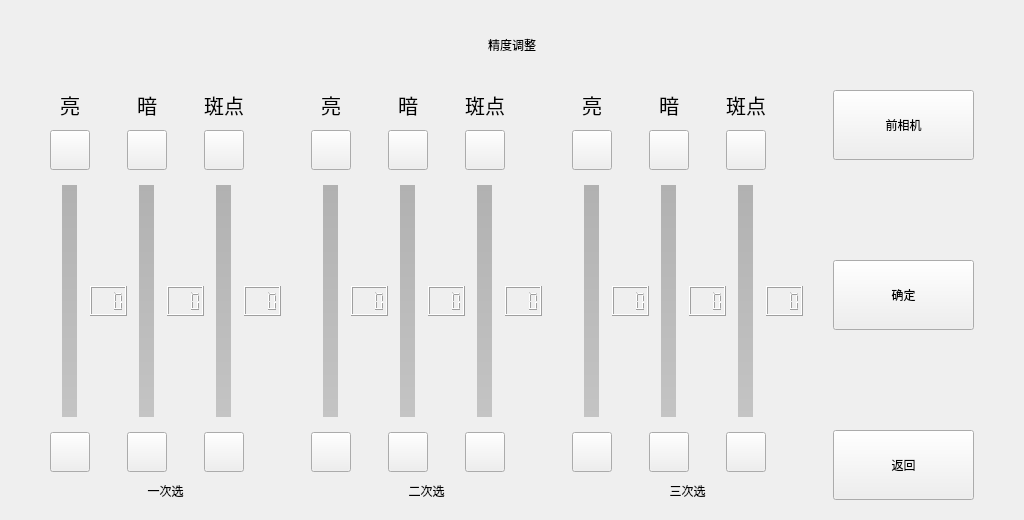
First picture: the form in forms/formaccuracyadjust.ui, repository zhoutl1106/pjt2, before the edit.
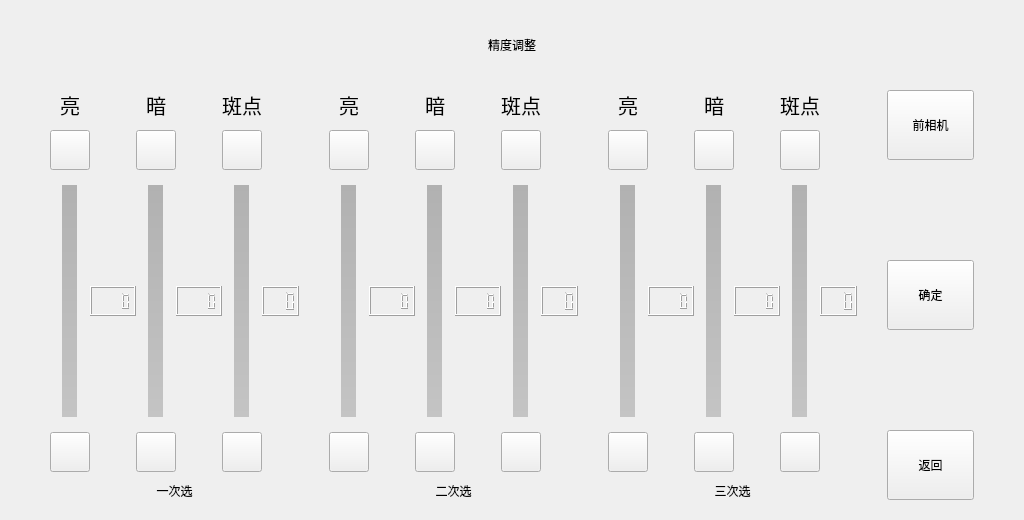
Second picture: the form after the edit. Icons and pictures are not drawn.

```diff
--- a/forms/formaccuracyadjust.ui
+++ b/forms/formaccuracyadjust.ui
@@ -91,8 +91,11 @@
      border-radius: 3px;
  }</string>
        </property>
+       <property name="minimum">
+        <number>-255</number>
+       </property>
        <property name="maximum">
-        <number>100</number>
+        <number>255</number>
        </property>
        <property name="orientation">
         <enum>Qt::Vertical</enum>
@@ -258,8 +261,11 @@
      border-radius: 3px;
  }</string>
        </property>
+       <property name="minimum">
+        <number>-5</number>
+       </property>
        <property name="maximum">
-        <number>100</number>
+        <number>5</number>
        </property>
        <property name="orientation">
         <enum>Qt::Vertical</enum>
@@ -352,7 +358,7 @@
         <bool>true</bool>
        </property>
        <property name="digitCount">
-        <number>3</number>
+        <number>4</number>
        </property>
        <property name="segmentStyle">
         <enum>QLCDNumber::Filled</enum>
@@ -377,7 +383,7 @@
         <bool>true</bool>
        </property>
        <property name="digitCount">
-        <number>3</number>
+        <number>4</number>
        </property>
        <property name="segmentStyle">
         <enum>QLCDNumber::Filled</enum>
@@ -504,8 +510,11 @@
      border-radius: 3px;
  }</string>
        </property>
+       <property name="minimum">
+        <number>-255</number>
+       </property>
        <property name="maximum">
-        <number>100</number>
+        <number>255</number>
        </property>
        <property name="orientation">
         <enum>Qt::Vertical</enum>
@@ -671,8 +680,11 @@
      border-radius: 3px;
  }</string>
        </property>
+       <property name="minimum">
+        <number>-5</number>
+       </property>
        <property name="maximum">
-        <number>100</number>
+        <number>5</number>
        </property>
        <property name="orientation">
         <enum>Qt::Vertical</enum>
@@ -749,7 +761,7 @@
         <bool>true</bool>
        </property>
        <property name="digitCount">
-        <number>3</number>
+        <number>4</number>
        </property>
        <property name="segmentStyle">
         <enum>QLCDNumber::Filled</enum>
@@ -774,7 +786,7 @@
         <bool>true</bool>
        </property>
        <property name="digitCount">
-        <number>3</number>
+        <number>4</number>
        </property>
        <property name="segmentStyle">
         <enum>QLCDNumber::Filled</enum>
@@ -890,8 +902,11 @@
      border-radius: 3px;
  }</string>
        </property>
+       <property name="minimum">
+        <number>-255</number>
+       </property>
        <property name="maximum">
-        <number>100</number>
+        <number>255</number>
        </property>
        <property name="orientation">
         <enum>Qt::Vertical</enum>
@@ -938,8 +953,11 @@
      border-radius: 3px;
  }</string>
        </property>
+       <property name="minimum">
+        <number>-255</number>
+       </property>
        <property name="maximum">
-        <number>100</number>
+        <number>255</number>
        </property>
        <property name="orientation">
         <enum>Qt::Vertical</enum>
@@ -1105,8 +1123,11 @@
      border-radius: 3px;
  }</string>
        </property>
+       <property name="minimum">
+        <number>-5</number>
+       </property>
        <property name="maximum">
-        <number>100</number>
+        <number>5</number>
        </property>
        <property name="orientation">
         <enum>Qt::Vertical</enum>
@@ -1183,7 +1204,7 @@
         <bool>true</bool>
        </property>
        <property name="digitCount">
-        <number>3</number>
+        <number>4</number>
        </property>
        <property name="segmentStyle">
         <enum>QLCDNumber::Filled</enum>
@@ -1208,7 +1229,7 @@
         <bool>true</bool>
        </property>
        <property name="digitCount">
-        <number>3</number>
+        <number>4</number>
        </property>
        <property name="segmentStyle">
         <enum>QLCDNumber::Filled</enum>
@@ -1324,8 +1345,11 @@
      border-radius: 3px;
  }</string>
        </property>
+       <property name="minimum">
+        <number>-255</number>
+       </property>
        <property name="maximum">
-        <number>100</number>
+        <number>255</number>
        </property>
        <property name="orientation">
         <enum>Qt::Vertical</enum>
```
Left out of the diff: 65 changed lines with no effect on the pictures.
